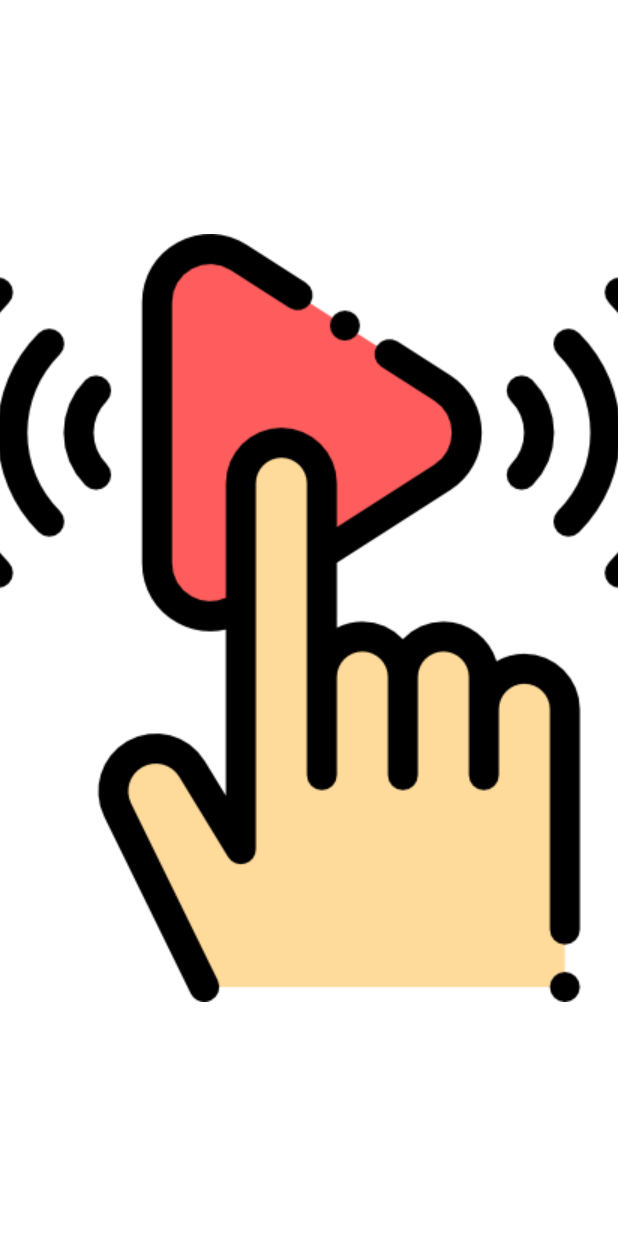
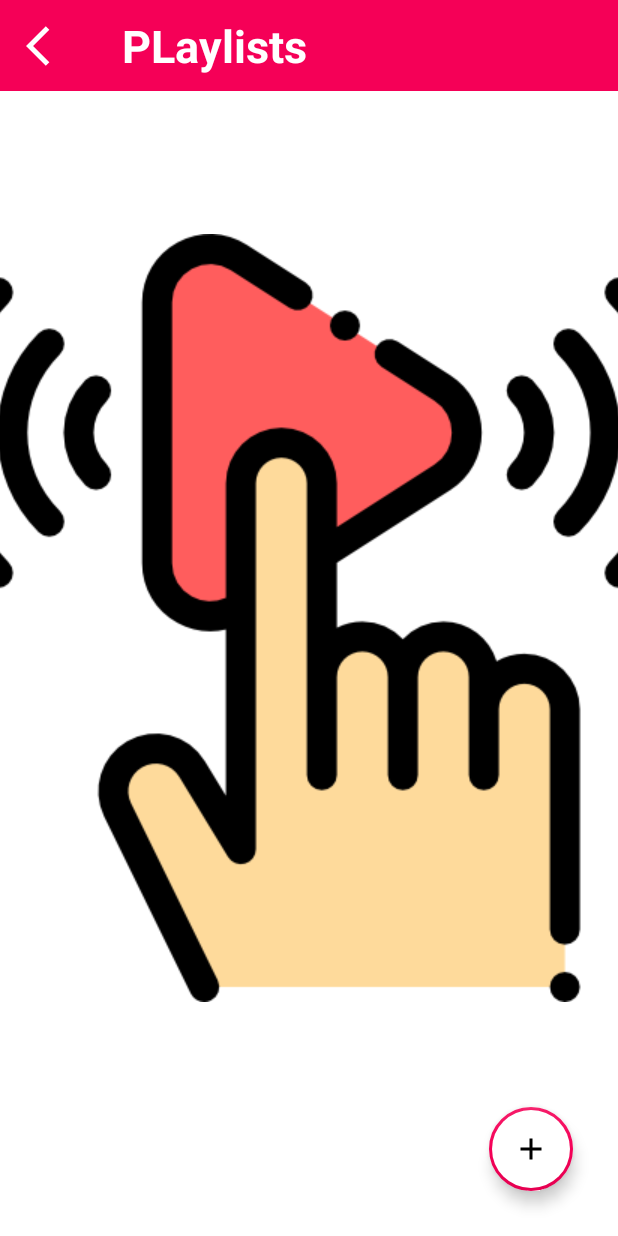
Before and after one commit to JosueDurand96/Music-Player-JD, an Android app: the PlayListActivity screen opened directly, with no data from a screen before it, on a phone screen of 412 x 824 dp. Run offline under Robolectric (Android 15) with nearby library versions, the phone set to English and light mode, and no system bars.

Commit message:
colors and style xml in favorite and playlist

```diff
--- /dev/null
+++ b/app/src/main/res/drawable/add_icon.xml
@@ -0,0 +1,5 @@
+<vector xmlns:android="http://schemas.android.com/apk/res/android" android:autoMirrored="true" android:height="24dp" android:tint="#000000" android:viewportHeight="24" android:viewportWidth="24" android:width="24dp">
+
+    <path android:fillColor="@android:color/white" android:pathData="M19,13h-6v6h-2v-6H5v-2h6V5h2v6h6v2z"/>
+
+</vector>
--- a/app/src/main/res/drawable/pause_icon.xml
+++ b/app/src/main/res/drawable/pause_icon.xml
@@ -1,6 +1,6 @@
 <vector xmlns:android="http://schemas.android.com/apk/res/android"
-    android:width="24dp"
-    android:height="24dp"
+    android:width="45dp"
+    android:height="45dp"
     android:autoMirrored="true"
     android:viewportWidth="24"
     android:viewportHeight="24">
--- a/app/src/main/res/layout/activity_play_list.xml
+++ b/app/src/main/res/layout/activity_play_list.xml
@@ -7,4 +7,59 @@
     android:layout_height="match_parent"
     tools:context=".PlayListActivity">
 
+    <androidx.constraintlayout.widget.ConstraintLayout
+        android:id="@+id/constraintLayout"
+        android:layout_width="match_parent"
+        android:layout_height="wrap_content"
+        android:background="@color/color_pink"
+        android:orientation="horizontal"
+        app:layout_constraintEnd_toEndOf="parent"
+        app:layout_constraintStart_toStartOf="parent"
+        app:layout_constraintTop_toTopOf="parent">
+
+        <ImageButton
+            android:id="@+id/backImageButton"
+            android:layout_width="wrap_content"
+            android:layout_height="50dp"
+            android:layout_gravity="center"
+            android:layout_margin="5dp"
+            android:backgroundTint="@android:color/transparent"
+            android:contentDescription="@string/back_btn"
+            android:src="@drawable/back_icon"
+            app:layout_constraintBottom_toBottomOf="parent"
+            app:layout_constraintStart_toStartOf="parent"
+            app:layout_constraintTop_toTopOf="parent"
+            app:tint="@color/white" />
+
+        <TextView
+            android:layout_width="wrap_content"
+            android:layout_height="wrap_content"
+            android:contentDescription="@string/favorites_btn"
+            android:gravity="center"
+            android:text="@string/playlist_btn"
+            android:textColor="@color/white"
+            android:layout_marginStart="20dp"
+            android:textSize="30sp"
+            android:textStyle="bold"
+            app:layout_constraintBottom_toBottomOf="parent"
+            app:layout_constraintStart_toEndOf="@+id/backImageButton"
+            app:layout_constraintTop_toTopOf="parent" />
+    </androidx.constraintlayout.widget.ConstraintLayout>
+
+    <com.google.android.material.floatingactionbutton.FloatingActionButton
+        android:layout_width="wrap_content"
+        android:layout_height="wrap_content"
+        android:gravity="center"
+        android:layout_marginEnd="30dp"
+        android:src="@drawable/add_icon"
+        android:tint="@color/color_pink"
+        android:backgroundTint="@color/white"
+        app:backgroundTint="@color/color_pink"
+        app:borderWidth="2dp"
+        app:iconSize="35dp"
+        android:layout_marginBottom="30dp"
+        app:layout_constraintBottom_toBottomOf="parent"
+        app:layout_constraintEnd_toEndOf="parent"
+        android:contentDescription="@string/add" />
+
 </androidx.constraintlayout.widget.ConstraintLayout>
--- a/app/src/main/res/values/strings.xml
+++ b/app/src/main/res/values/strings.xml
@@ -13,4 +13,8 @@
     <string name="equalizer_btn">Equalizer</string>
     <string name="timer_btn">Timer</string>
     <string name="share_btn">Share</string>
+    <string name="previous">previous</string>
+    <string name="pause_btn">pause</string>
+    <string name="next">next</string>
+    <string name="add">add</string>
 </resources>
```
Also changed, not shown: app/src/main/res/layout/activity_favorite.xml (+8 -8 lines), app/src/main/res/layout/activity_player.xml (+23 -18 lines).
